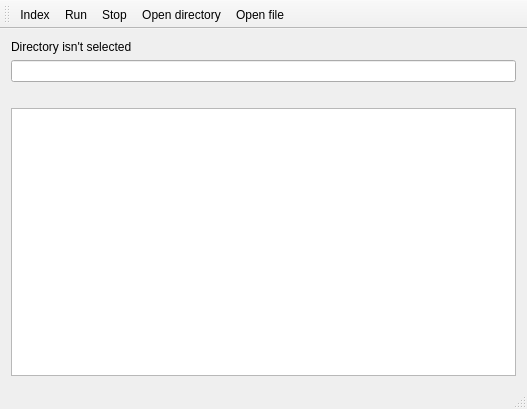
leonfed/archiver, file mainwindow.ui: the form before one commit.
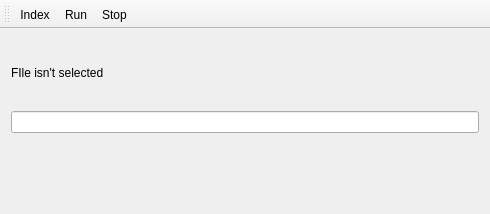
The form after the commit. Icons and pictures are not drawn.

```diff
--- a/mainwindow.ui
+++ b/mainwindow.ui
@@ -6,8 +6,8 @@
    <rect>
     <x>0</x>
     <y>0</y>
-    <width>527</width>
-    <height>409</height>
+    <width>490</width>
+    <height>214</height>
    </rect>
   </property>
   <property name="windowTitle">
@@ -20,7 +20,7 @@
       <item>
        <widget class="QLabel" name="directory">
         <property name="text">
-         <string>Directory isn't selected</string>
+         <string>FIle isn't selected</string>
         </property>
        </widget>
       </item>
@@ -34,9 +34,6 @@
         </property>
        </widget>
       </item>
-      <item>
-       <widget class="QListWidget" name="listFiles"/>
-      </item>
      </layout>
     </item>
    </layout>
@@ -61,10 +58,7 @@
    <addaction name="actionIndex"/>
    <addaction name="actionRun"/>
    <addaction name="actionStop"/>
-   <addaction name="actionOpenDirectory"/>
-   <addaction name="actionOpenFile"/>
   </widget>
-  <widget class="QStatusBar" name="statusBar"/>
   <action name="actionIndex">
    <property name="icon">
     <iconset resource="icons.qrc">
@@ -74,24 +68,6 @@
     <string>Index</string>
    </property>
   </action>
-  <action name="actionOpenDirectory">
-   <property name="icon">
-    <iconset resource="icons.qrc">
-     <normaloff>:/icon/icon/openDirectory.png</normaloff>:/icon/icon/openDirectory.png</iconset>
-   </property>
-   <property name="text">
-    <string>Open directory</string>
-   </property>
-  </action>
-  <action name="actionOpenFile">
-   <property name="icon">
-    <iconset resource="icons.qrc">
-     <normaloff>:/icon/icon/openFile.png</normaloff>:/icon/icon/openFile.png</iconset>
-   </property>
-   <property name="text">
-    <string>Open file</string>
-   </property>
-  </action>
   <action name="actionRun">
    <property name="icon">
     <iconset resource="icons.qrc">
```
Left out of the diff: 2 changed lines with no effect on the pictures.
